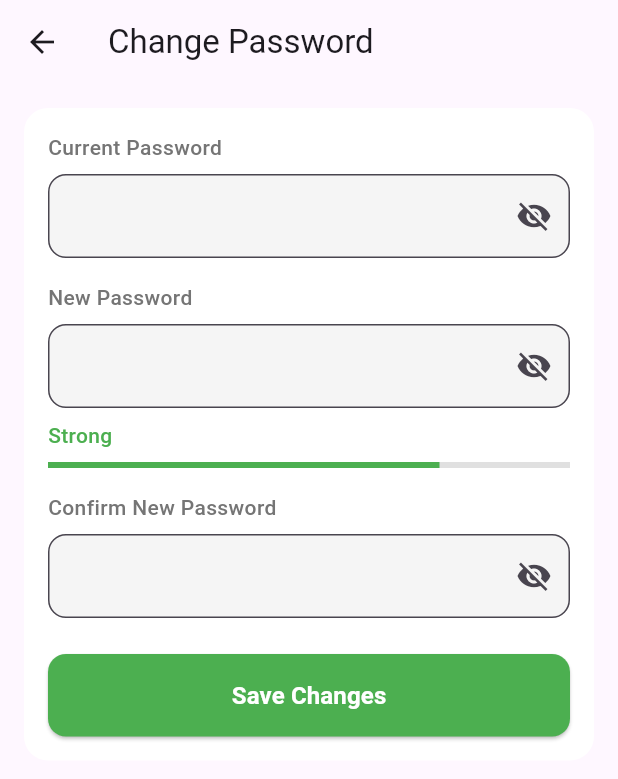
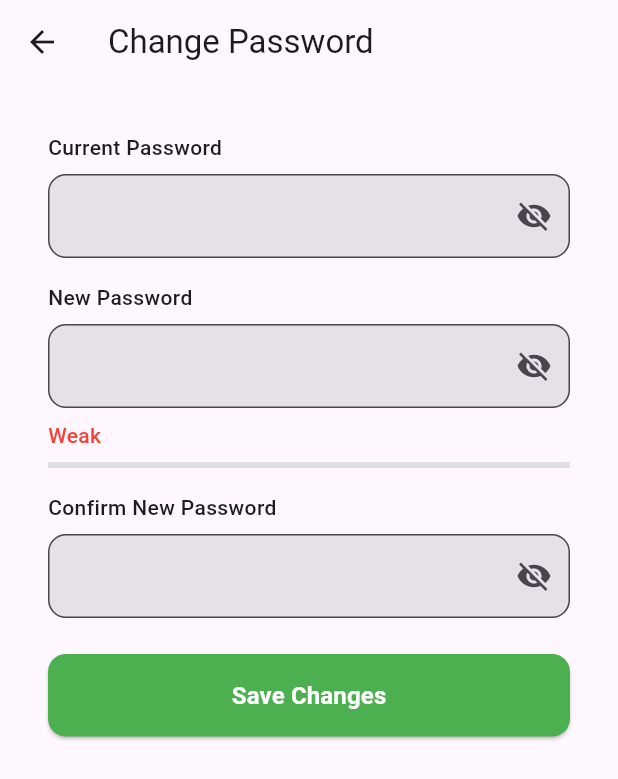
Before and after one commit to hanihassan01/Worksync-Application, a Flutter app: the ProfilePage screen opened directly, after a tap on "Change Password", on a phone screen of 412 x 824 dp. Shown: the top 779 px of the screen. Run offline on Flutter 3.47's test engine with Material 3 defaults, Android fonts, the phone set to English and light mode, and no system bars; network calls fail.

Commit message:
feat: Implement Profile and Settings Screens with Dark Mode and Dynamic Password Strength
This commit introduces a complete profile and settings section with seven new screens, based on the provided design references.

The following screens have been created and are now theme-aware:
- ProfilePage (updated)
- AddressDetailsPage
- ChangePasswordPage
- NotificationSettingsPage
- PrivacySecurityPage
- HelpSupportPage
- AppSettingsPage

Reusable widgets have been created in `lib/pages/profile/widgets` to ensure a consistent and modular design. Navigation between all screens has been implemented.

This commit also adds the following features:
- Dark mode functionality, managed by a `ThemeProvider`.
- A dynamic password strength indicator on the `ChangePasswordPage`.

```diff
--- a/lib/pages/profile/change_password_page.dart
+++ b/lib/pages/profile/change_password_page.dart
@@ -11,6 +11,24 @@ class _ChangePasswordPageState extends State<ChangePasswordPage> {
   bool _currentPasswordVisible = false;
   bool _newPasswordVisible = false;
   bool _confirmPasswordVisible = false;
+  final TextEditingController _newPasswordController = TextEditingController();
+  double _passwordStrength = 0;
+
+  @override
+  void initState() {
+    super.initState();
+    _newPasswordController.addListener(() {
+      setState(() {
+        _passwordStrength = _getPasswordStrength(_newPasswordController.text);
+      });
+    });
+  }
+
+  @override
+  void dispose() {
+    _newPasswordController.dispose();
+    super.dispose();
+  }
 
   @override
   Widget build(BuildContext context) {
@@ -23,7 +41,7 @@ class _ChangePasswordPageState extends State<ChangePasswordPage> {
         child: Container(
           padding: const EdgeInsets.all(16.0),
           decoration: BoxDecoration(
-            color: Colors.white,
+            color: Theme.of(context).cardColor,
             borderRadius: BorderRadius.circular(16),
           ),
           child: Column(
@@ -46,9 +64,10 @@ class _ChangePasswordPageState extends State<ChangePasswordPage> {
                     _newPasswordVisible = !_newPasswordVisible;
                   });
                 },
+                controller: _newPasswordController,
               ),
               const SizedBox(height: 8),
-              const PasswordStrengthIndicator(),
+              PasswordStrengthIndicator(strength: _passwordStrength),
               const SizedBox(height: 16),
               _buildPasswordTextField(
                 label: 'Confirm New Password',
@@ -92,6 +111,7 @@ class _ChangePasswordPageState extends State<ChangePasswordPage> {
     required String label,
     required bool obscureText,
     required VoidCallback onToggleVisibility,
+    TextEditingController? controller,
   }) {
     return Column(
       crossAxisAlignment: CrossAxisAlignment.start,
@@ -99,19 +119,20 @@ class _ChangePasswordPageState extends State<ChangePasswordPage> {
         Text(
           label,
           style: TextStyle(
-            color: Colors.grey.shade600,
+            color: Theme.of(context).textTheme.bodySmall?.color,
             fontWeight: FontWeight.w500,
           ),
         ),
         const SizedBox(height: 8),
         TextFormField(
+          controller: controller,
           obscureText: obscureText,
           decoration: InputDecoration(
             border: OutlineInputBorder(
               borderRadius: BorderRadius.circular(12),
             ),
             filled: true,
-            fillColor: Colors.grey.shade100,
+            fillColor: Theme.of(context).inputDecorationTheme.fillColor,
             suffixIcon: IconButton(
               icon: Icon(
                 obscureText ? Icons.visibility_off : Icons.visibility,
@@ -123,28 +144,66 @@ class _ChangePasswordPageState extends State<ChangePasswordPage> {
       ],
     );
   }
+
+  double _getPasswordStrength(String password) {
+    if (password.isEmpty) {
+      return 0;
+    }
+
+    double strength = 0;
+    if (password.length >= 8) {
+      strength += 0.25;
+    }
+    if (RegExp(r'[A-Z]').hasMatch(password)) {
+      strength += 0.25;
+    }
+    if (RegExp(r'[a-z]').hasMatch(password)) {
+      strength += 0.25;
+    }
+    if (RegExp(r'[0-9]').hasMatch(password)) {
+      strength += 0.25;
+    }
+
+    return strength;
+  }
 }
 
 class PasswordStrengthIndicator extends StatelessWidget {
-  const PasswordStrengthIndicator({super.key});
+  final double strength;
+
+  const PasswordStrengthIndicator({super.key, required this.strength});
 
   @override
   Widget build(BuildContext context) {
+    String strengthText;
+    Color strengthColor;
+
+    if (strength < 0.5) {
+      strengthText = 'Weak';
+      strengthColor = Colors.red;
+    } else if (strength < 0.75) {
+      strengthText = 'Medium';
+      strengthColor = Colors.orange;
+    } else {
+      strengthText = 'Strong';
+      strengthColor = Colors.green;
+    }
+
     return Column(
       crossAxisAlignment: CrossAxisAlignment.start,
       children: [
-        const Text(
-          'Strong',
+        Text(
+          strengthText,
           style: TextStyle(
-            color: Colors.green,
+            color: strengthColor,
             fontWeight: FontWeight.w500,
           ),
         ),
         const SizedBox(height: 8),
         LinearProgressIndicator(
-          value: 0.75,
+          value: strength,
           backgroundColor: Colors.grey.shade300,
-          valueColor: const AlwaysStoppedAnimation<Color>(Colors.green),
+          valueColor: AlwaysStoppedAnimation<Color>(strengthColor),
         ),
       ],
     );
--- a/lib/pages/profile/notification_settings_page.dart
+++ b/lib/pages/profile/notification_settings_page.dart
@@ -109,7 +109,7 @@ class _NotificationSettingsPageState extends State<NotificationSettingsPage> {
   Widget _buildNotificationCard(List<Widget> children) {
     return Container(
       decoration: BoxDecoration(
-        color: Colors.white,
+        color: Theme.of(context).cardColor,
         borderRadius: BorderRadius.circular(16),
       ),
       child: Column(
--- a/lib/pages/profile/profilepage.dart
+++ b/lib/pages/profile/profilepage.dart
@@ -1,4 +1,5 @@
 import 'package:flutter/material.dart';
+import 'package:provider/provider.dart';
 import 'package:worksync/pages/profile/address_details_page.dart';
 import 'package:worksync/pages/profile/app_settings_page.dart';
 import 'package:worksync/pages/profile/change_password_page.dart';
@@ -9,6 +10,7 @@ import 'package:worksync/pages/profile/widgets/profile_card.dart';
 import 'package:worksync/pages/profile/widgets/section_title.dart';
 import 'package:worksync/pages/profile/widgets/menu_list_item.dart';
 import 'package:worksync/pages/profile/widgets/toggle_switch.dart';
+import 'package:worksync/theme_provider.dart';
 
 class ProfilePage extends StatefulWidget {
   const ProfilePage({super.key});
@@ -18,23 +20,26 @@ class ProfilePage extends StatefulWidget {
 }
 
 class _ProfilePageState extends State<ProfilePage> {
-  bool _darkMode = false;
   bool _enableBiometrics = false;
 
   @override
   Widget build(BuildContext context) {
+    final themeProvider = Provider.of<ThemeProvider>(context);
+
     return Scaffold(
-      backgroundColor: Colors.grey.shade100,
+      backgroundColor: Theme.of(context).scaffoldBackgroundColor,
       appBar: AppBar(
         elevation: 0,
-        backgroundColor: Colors.grey.shade100,
-        leading: const Icon(
+        backgroundColor: Theme.of(context).scaffoldBackgroundColor,
+        leading: Icon(
           Icons.arrow_back_ios_new,
-          color: Colors.black,
+          color: Theme.of(context).brightness == Brightness.light ? Colors.black : Colors.white,
         ),
-        title: const Text(
+        title: Text(
           'Profile',
-          style: TextStyle(color: Colors.black),
+          style: TextStyle(
+            color: Theme.of(context).brightness == Brightness.light ? Colors.black : Colors.white,
+          ),
         ),
         centerTitle: true,
       ),
@@ -51,7 +56,7 @@ class _ProfilePageState extends State<ProfilePage> {
             const SectionTitle(title: 'Address & Security'),
             Container(
               decoration: BoxDecoration(
-                color: Colors.white,
+                color: Theme.of(context).cardColor,
                 borderRadius: BorderRadius.circular(16),
               ),
               child: Column(
@@ -82,11 +87,9 @@ class _ProfilePageState extends State<ProfilePage> {
                     icon: Icons.dark_mode_outlined,
                     label: 'Dark Mode',
                     trailing: ToggleSwitch(
-                      value: _darkMode,
+                      value: themeProvider.themeMode == ThemeMode.dark,
                       onChanged: (value) {
-                        setState(() {
-                          _darkMode = value;
-                        });
+                        themeProvider.toggleTheme();
                       },
                     ),
                   ),
@@ -109,7 +112,7 @@ class _ProfilePageState extends State<ProfilePage> {
             const SectionTitle(title: 'Settings'),
             Container(
               decoration: BoxDecoration(
-                color: Colors.white,
+                color: Theme.of(context).cardColor,
                 borderRadius: BorderRadius.circular(16),
               ),
               child: Column(
@@ -165,7 +168,7 @@ class _ProfilePageState extends State<ProfilePage> {
               width: double.infinity,
               child: TextButton(
                 style: TextButton.styleFrom(
-                  backgroundColor: Colors.white,
+                  backgroundColor: Theme.of(context).cardColor,
                   padding: const EdgeInsets.symmetric(vertical: 16),
                   shape: RoundedRectangleBorder(
                     borderRadius: BorderRadius.circular(12),
--- /dev/null
+++ b/lib/theme_provider.dart
@@ -0,0 +1,13 @@
+import 'package:flutter/material.dart';
+
+class ThemeProvider with ChangeNotifier {
+  ThemeMode _themeMode = ThemeMode.light;
+
+  ThemeMode get themeMode => _themeMode;
+
+  void toggleTheme() {
+    _themeMode =
+        _themeMode == ThemeMode.light ? ThemeMode.dark : ThemeMode.light;
+    notifyListeners();
+  }
+}
--- a/pubspec.yaml
+++ b/pubspec.yaml
@@ -35,6 +35,7 @@ dependencies:
   # Use with the CupertinoIcons class for iOS style icons.
   cupertino_icons: ^1.0.8
   font_awesome_flutter: ^10.12.0
+  provider: ^6.0.0
 
 dev_dependencies:
   flutter_test:
```
Also changed, not shown: lib/main.dart (+19 -6 lines), lib/pages/profile/address_details_page.dart (+14 -14 lines), lib/pages/profile/app_settings_page.dart (+13 -10 lines), lib/pages/profile/help_support_page.dart (+8 -8 lines), lib/pages/profile/privacy_security_page.dart (+5 -3 lines).
